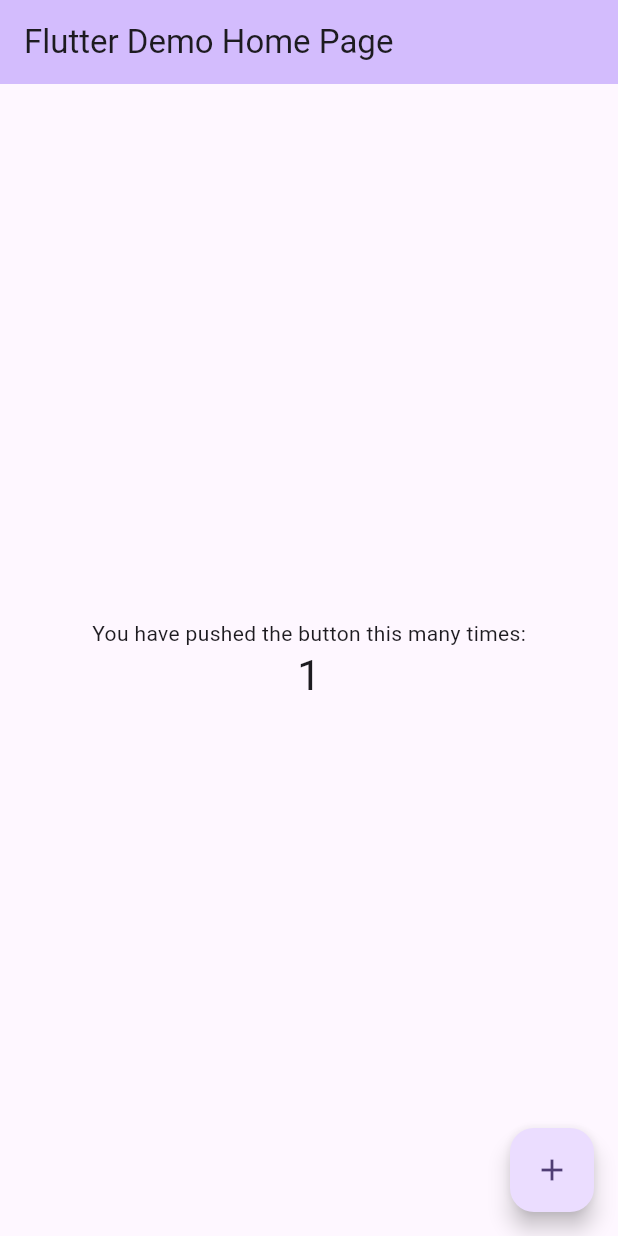
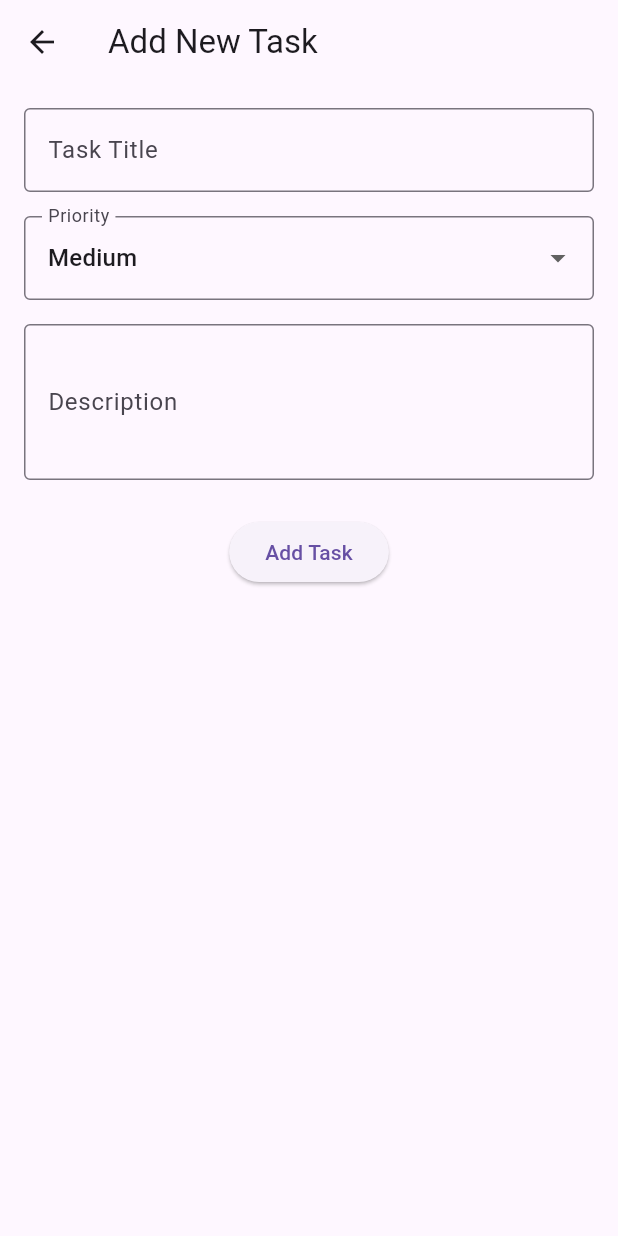
Before and after one commit to MahamatAbdelrassoul/flutter-task-notes-app, a Flutter app: the screen it shows after launch, after a tap on the "add" icon, on a phone screen of 412 x 824 dp. Run offline on Flutter 3.47's test engine with Material 3 defaults, Android fonts, the phone set to English and light mode, and no system bars.

Commit message:
completed UI screens: HomeScreen and AddTaskScreen with navigation

```diff
--- a/lib/main.dart
+++ b/lib/main.dart
@@ -1,4 +1,5 @@
 import 'package:flutter/material.dart';
+import 'screens/home_screen.dart';
 
 void main() {
   runApp(const MyApp());
@@ -7,116 +8,14 @@ void main() {
 class MyApp extends StatelessWidget {
   const MyApp({super.key});
 
-  // This widget is the root of your application.
   @override
   Widget build(BuildContext context) {
     return MaterialApp(
-      title: 'Flutter Demo',
+      title: 'Task Notes Manager',
       theme: ThemeData(
-        // This is the theme of your application.
-        //
-        // TRY THIS: Try running your application with "flutter run". You'll see
-        // the application has a purple toolbar. Then, without quitting the app,
-        // try changing the seedColor in the colorScheme below to Colors.green
-        // and then invoke "hot reload" (save your changes or press the "hot
-        // reload" button in a Flutter-supported IDE, or press "r" if you used
-        // the command line to start the app).
-        //
-        // Notice that the counter didn't reset back to zero; the application
-        // state is not lost during the reload. To reset the state, use hot
-        // restart instead.
-        //
-        // This works for code too, not just values: Most code changes can be
-        // tested with just a hot reload.
-        colorScheme: ColorScheme.fromSeed(seedColor: Colors.deepPurple),
+        primarySwatch: Colors.blue,
       ),
-      home: const MyHomePage(title: 'Flutter Demo Home Page'),
+      home: const HomeScreen(),
     );
   }
 }
-
-class MyHomePage extends StatefulWidget {
-  const MyHomePage({super.key, required this.title});
-
-  // This widget is the home page of your application. It is stateful, meaning
-  // that it has a State object (defined below) that contains fields that affect
-  // how it looks.
-
-  // This class is the configuration for the state. It holds the values (in this
-  // case the title) provided by the parent (in this case the App widget) and
-  // used by the build method of the State. Fields in a Widget subclass are
-  // always marked "final".
-
-  final String title;
-
-  @override
-  State<MyHomePage> createState() => _MyHomePageState();
-}
-
-class _MyHomePageState extends State<MyHomePage> {
-  int _counter = 0;
-
-  void _incrementCounter() {
-    setState(() {
-      // This call to setState tells the Flutter framework that something has
-      // changed in this State, which causes it to rerun the build method below
-      // so that the display can reflect the updated values. If we changed
-      // _counter without calling setState(), then the build method would not be
-      // called again, and so nothing would appear to happen.
-      _counter++;
-    });
-  }
-
-  @override
-  Widget build(BuildContext context) {
-    // This method is rerun every time setState is called, for instance as done
-    // by the _incrementCounter method above.
-    //
-    // The Flutter framework has been optimized to make rerunning build methods
-    // fast, so that you can just rebuild anything that needs updating rather
-    // than having to individually change instances of widgets.
-    return Scaffold(
-      appBar: AppBar(
-        // TRY THIS: Try changing the color here to a specific color (to
-        // Colors.amber, perhaps?) and trigger a hot reload to see the AppBar
-        // change color while the other colors stay the same.
-        backgroundColor: Theme.of(context).colorScheme.inversePrimary,
-        // Here we take the value from the MyHomePage object that was created by
-        // the App.build method, and use it to set our appbar title.
-        title: Text(widget.title),
-      ),
-      body: Center(
-        // Center is a layout widget. It takes a single child and positions it
-        // in the middle of the parent.
-        child: Column(
-          // Column is also a layout widget. It takes a list of children and
-          // arranges them vertically. By default, it sizes itself to fit its
-          // children horizontally, and tries to be as tall as its parent.
-          //
-          // Column has various properties to control how it sizes itself and
-          // how it positions its children. Here we use mainAxisAlignment to
-          // center the children vertically; the main axis here is the vertical
-          // axis because Columns are vertical (the cross axis would be
-          // horizontal).
-          //
-          // TRY THIS: Invoke "debug painting" (choose the "Toggle Debug Paint"
-          // action in the IDE, or press "p" in the console), to see the
-          // wireframe for each widget.
-          mainAxisAlignment: MainAxisAlignment.center,
-          children: <Widget>[
-            const Text('You have pushed the button this many times:'),
-            Text(
-              '$_counter',
-              style: Theme.of(context).textTheme.headlineMedium,
-            ),
-          ],
-        ),
-      ),
-      floatingActionButton: FloatingActionButton(
-        onPressed: _incrementCounter,
-        tooltip: 'Increment',
-        child: const Icon(Icons.add),
-      ), // This trailing comma makes auto-formatting nicer for build methods.
-    );
-  }
-}
--- /dev/null
+++ b/lib/screens/add_task_screen.dart
@@ -0,0 +1,116 @@
+import 'package:flutter/material.dart';
+import '../models/task_item.dart';
+
+class AddTaskScreen extends StatefulWidget {
+  const AddTaskScreen({Key? key}) : super(key: key);
+
+  @override
+  State<AddTaskScreen> createState() => _AddTaskScreenState();
+}
+
+class _AddTaskScreenState extends State<AddTaskScreen> {
+  final _formKey = GlobalKey<FormState>();
+
+  // Controllers for form fields
+  final _titleController = TextEditingController();
+  final _descriptionController = TextEditingController();
+  String _selectedPriority = 'Medium';
+
+  @override
+  Widget build(BuildContext context) {
+    return Scaffold(
+      appBar: AppBar(
+        title: const Text('Add New Task'),
+      ),
+      body: Padding(
+        padding: const EdgeInsets.all(16.0),
+        child: Form(
+          key: _formKey,
+          child: Column(
+            children: [
+              // Title field
+              TextFormField(
+                controller: _titleController,
+                decoration: const InputDecoration(
+                  labelText: 'Task Title',
+                  border: OutlineInputBorder(),
+                ),
+                validator: (value) {
+                  if (value == null || value.isEmpty) {
+                    return 'Please enter a task title';
+                  }
+                  return null;
+                },
+              ),
+              const SizedBox(height: 16),
+
+              // Priority dropdown
+              DropdownButtonFormField<String>(
+                value: _selectedPriority,
+                decoration: const InputDecoration(
+                  labelText: 'Priority',
+                  border: OutlineInputBorder(),
+                ),
+                items: ['Low', 'Medium', 'High']
+                    .map((priority) => DropdownMenuItem(
+                  value: priority,
+                  child: Text(priority),
+                ))
+                    .toList(),
+                onChanged: (value) {
+                  setState(() {
+                    _selectedPriority = value!;
+                  });
+                },
+              ),
+              const SizedBox(height: 16),
+
+              // Description field
+              TextFormField(
+                controller: _descriptionController,
+                decoration: const InputDecoration(
+                  labelText: 'Description',
+                  border: OutlineInputBorder(),
+                ),
+                maxLines: 3,
+                validator: (value) {
+                  if (value == null || value.isEmpty) {
+                    return 'Please enter a description';
+                  }
+                  return null;
+                },
+              ),
+              const SizedBox(height: 24),
+
+              // Submit button
+              ElevatedButton(
+                onPressed: () {
+                  if (_formKey.currentState!.validate()) {
+                    // Create new task
+                    final newTask = TaskItem(
+                      title: _titleController.text,
+                      priority: _selectedPriority,
+                      description: _descriptionController.text,
+                    );
+
+                    // For now, just print and go back
+                    print('New Task: ${newTask.toJson()}');
+                    Navigator.pop(context);
+                  }
+                },
+                child: const Text('Add Task'),
+              ),
+            ],
+          ),
+        ),
+      ),
+    );
+  }
+
+  @override
+  void dispose() {
+    _titleController.dispose();
+    _descriptionController.dispose();
+    super.dispose();
+  }
+}
```
Also changed, not shown: 1 other file.
